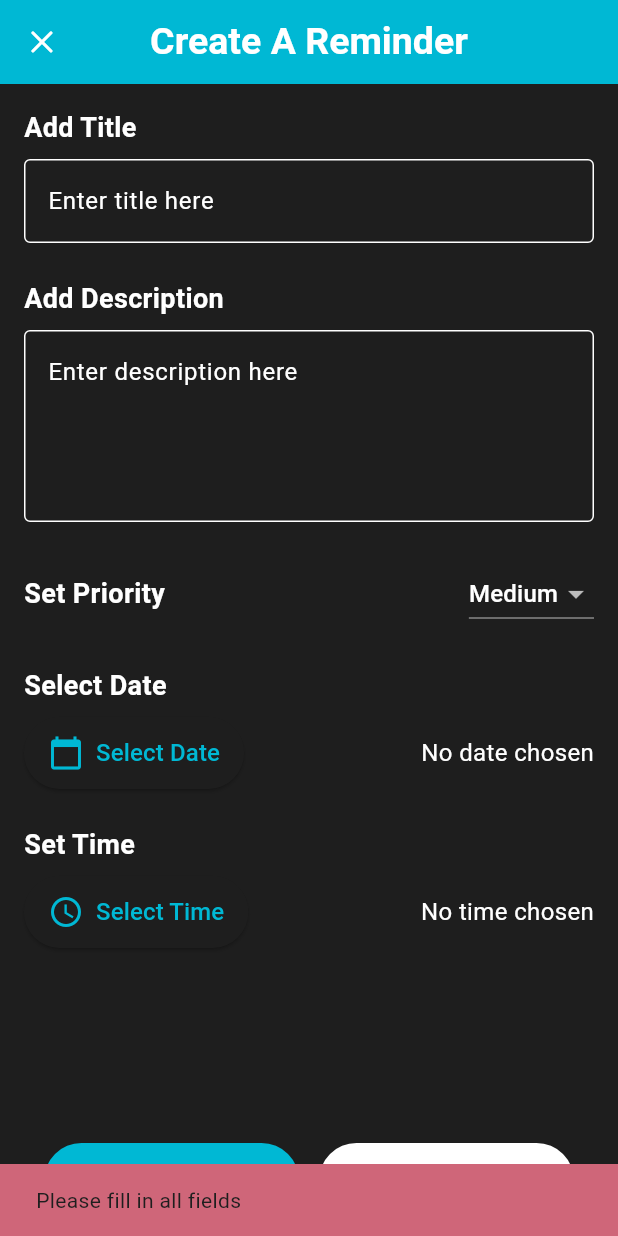
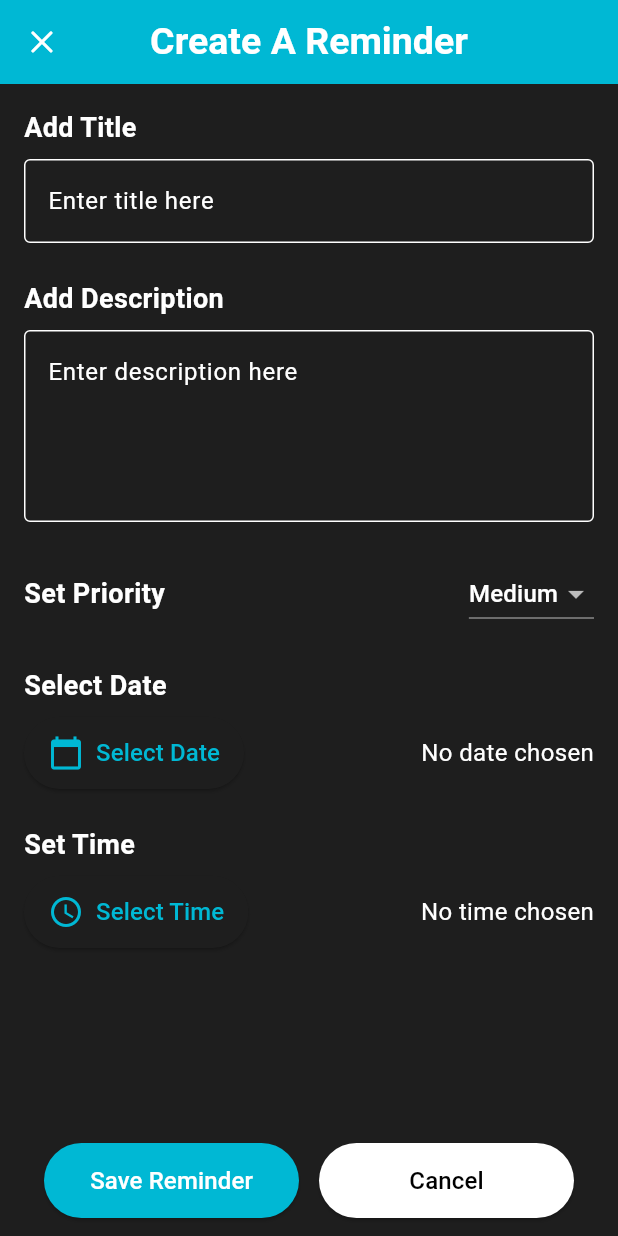
Before and after one commit to noobiethe13/ReminderApp, a Flutter app: the CreateReminderScreen screen opened directly, after a tap on "Save Reminder", on a phone screen of 412 x 824 dp. Run offline on Flutter 3.47's test engine with Material 3 defaults, Android fonts, the phone set to English and light mode, and no system bars; our stand-ins replace flutter_riverpod.

Commit message:
UI Updates for Reminder List Screen

```diff
--- a/lib/core/Navigator/app_navigator.dart
+++ b/lib/core/Navigator/app_navigator.dart
@@ -3,11 +3,11 @@ import 'package:reminder_app/features/reminderlist/ui/screens/reminderlist_scree
 import '../../features/createreminder/ui/screens/createreminder_screen.dart';
 
 class AppNavigator{
-  static navigateToCreateReminderScreen(BuildContext context) {
+  static void navigateToCreateReminderScreen(BuildContext context, {Map<String, dynamic>? prefillData}) {
     Navigator.push(
       context,
       MaterialPageRoute(
-        builder: (builder) => const CreateReminderScreen(),
+        builder: (context) => CreateReminderScreen(prefillData: prefillData),
       ),
     );
   }
--- a/lib/features/createreminder/ui/screens/createreminder_screen.dart
+++ b/lib/features/createreminder/ui/screens/createreminder_screen.dart
@@ -6,7 +6,9 @@ import 'package:intl/intl.dart';
 import '../../../../core/common/providers/global_providers.dart';
 
 class CreateReminderScreen extends ConsumerStatefulWidget {
-  const CreateReminderScreen({super.key});
+  final Map<String, dynamic>? prefillData;
+
+  const CreateReminderScreen({super.key, this.prefillData});
 
   @override
   _CreateReminderScreenState createState() => _CreateReminderScreenState();
@@ -19,18 +21,23 @@ class _CreateReminderScreenState extends ConsumerState<CreateReminderScreen> {
   DateTime? _selectedDate;
   TimeOfDay? _selectedTime;
 
+  @override
+  void initState() {
+    super.initState();
+    if (widget.prefillData != null) {
+      _titleController.text = widget.prefillData!['title'];
+      _descriptionController.text = widget.prefillData!['description'];
+      _selectedPriority = widget.prefillData!['priority'];
+      _selectedDate = widget.prefillData!['date'];
+      _selectedTime = widget.prefillData!['time'];
+    }
+  }
 
-  void _saveReminder(BuildContext context, bool isDark) {
+  void _saveReminder() {
     final title = _titleController.text;
     final description = _descriptionController.text;
     if (title.isEmpty || description.isEmpty || _selectedDate == null || _selectedTime == null) {
-      ScaffoldMessenger.of(context).showSnackBar(
-        SnackBar(
-          content: Text('Please fill in all fields'),
-          duration: Duration(seconds: 2),
-          backgroundColor: isDark ? Palette.darkColorScheme.error : Palette.lightColorScheme.error,
-        ),
-      );
+      // You can show an error message here if you want
       return;
     }
 
@@ -42,8 +49,16 @@ class _CreateReminderScreenState extends ConsumerState<CreateReminderScreen> {
       'time': _selectedTime,
     };
 
-    ref.read(remindersProvider.notifier).update((state) => [...state, newReminder]);
+    if (widget.prefillData != null) {
+      final reminders = ref.read(remindersProvider.notifier).state;
+      final index = reminders.indexOf(widget.prefillData!);
+      reminders[index] = newReminder;
+      ref.read(remindersProvider.notifier).state = List.from(reminders);
+    } else {
+      ref.read(remindersProvider.notifier).update((state) => [...state, newReminder]);
+    }
 
+    // Pop the screen after saving
     Navigator.pop(context);
   }
 
@@ -66,7 +81,7 @@ class _CreateReminderScreenState extends ConsumerState<CreateReminderScreen> {
           onPressed: () {
             Navigator.pop(context);
           },
-          icon: const Icon(
+          icon: Icon(
             CupertinoIcons.multiply,
             size: 25,
           ),
@@ -77,40 +92,40 @@ class _CreateReminderScreenState extends ConsumerState<CreateReminderScreen> {
         child: Column(
           crossAxisAlignment: CrossAxisAlignment.start,
           children: [
-            const Text(
+            Text(
               "Add Title",
               style: TextStyle(fontSize: 18, fontWeight: FontWeight.w600),
             ),
-            const SizedBox(height: 8),
+            SizedBox(height: 8),
             TextField(
               controller: _titleController,
-              decoration: const InputDecoration(
+              decoration: InputDecoration(
                 hintText: 'Enter title here',
                 border: OutlineInputBorder(),
               ),
             ),
-            const SizedBox(height: 24),
-            const Text(
+            SizedBox(height: 24),
+            Text(
               "Add Description",
               style: TextStyle(fontSize: 18, fontWeight: FontWeight.w600),
             ),
-            const SizedBox(height: 8),
+            SizedBox(height: 8),
             TextField(
               controller: _descriptionController,
               maxLines: 4,
-              decoration: const InputDecoration(
+              decoration: InputDecoration(
                 hintText: 'Enter description here',
                 border: OutlineInputBorder(),
               ),
             ),
-            const SizedBox(height: 24),
+            SizedBox(height: 24),
             Row(
               children: [
-                const Text(
+                Text(
                   "Set Priority",
                   style: TextStyle(fontSize: 18, fontWeight: FontWeight.w600),
                 ),
-                const Spacer(),
+                Spacer(),
                 DropdownButton<String>(
                   value: _selectedPriority,
                   onChanged: (String? newValue) {
@@ -128,17 +143,17 @@ class _CreateReminderScreenState extends ConsumerState<CreateReminderScreen> {
                 ),
               ],
             ),
-            const SizedBox(height: 24),
-            const Text(
+            SizedBox(height: 24),
+            Text(
               "Select Date",
               style: TextStyle(fontSize: 18, fontWeight: FontWeight.w600),
             ),
-            const SizedBox(height: 8),
+            SizedBox(height: 8),
             Row(
               children: [
                 ElevatedButton.icon(
-                  icon: const Icon(Icons.calendar_today, size: 24),
-                  label: const Text(
+                  icon: Icon(Icons.calendar_today, size: 24),
+                  label: Text(
                     "Select Date",
                     style: TextStyle(fontSize: 16),
                   ),
@@ -156,29 +171,29 @@ class _CreateReminderScreenState extends ConsumerState<CreateReminderScreen> {
                     }
                   },
                   style: ElevatedButton.styleFrom(
-                    padding: const EdgeInsets.symmetric(vertical: 12, horizontal: 16),
+                    padding: EdgeInsets.symmetric(vertical: 12, horizontal: 16),
                   ),
                 ),
-                const Spacer(),
+                Spacer(),
                 Text(
                   _selectedDate == null
                       ? 'No date chosen'
                       : DateFormat.yMMMd().format(_selectedDate!),
-                  style: const TextStyle(fontSize: 16),
+                  style: TextStyle(fontSize: 16),
                 ),
               ],
             ),
-            const SizedBox(height: 24),
-            const Text(
+            SizedBox(height: 24),
+            Text(
               "Set Time",
               style: TextStyle(fontSize: 18, fontWeight: FontWeight.w600),
             ),
-            const SizedBox(height: 8),
+            SizedBox(height: 8),
             Row(
               children: [
                 ElevatedButton.icon(
-                  icon: const Icon(Icons.access_time, size: 24),
-                  label: const Text(
+                  icon: Icon(Icons.access_time, size: 24),
+                  label: Text(
                     "Select Time",
                     style: TextStyle(fontSize: 16),
                   ),
@@ -194,19 +209,19 @@ class _CreateReminderScreenState extends ConsumerState<CreateReminderScreen> {
                     }
                   },
                   style: ElevatedButton.styleFrom(
-                    padding: const EdgeInsets.symmetric(vertical: 12, horizontal: 16),
+                    padding: EdgeInsets.symmetric(vertical: 12, horizontal: 16),
                   ),
                 ),
-                const Spacer(),
+                Spacer(),
                 Text(
                   _selectedTime == null
                       ? 'No time chosen'
                       : _selectedTime!.format(context),
-                  style: const TextStyle(fontSize: 16),
+                  style: TextStyle(fontSize: 16),
                 ),
               ],
             ),
-            const SizedBox(height: 130,),
+            SizedBox(height: 130),
             Row(
               mainAxisAlignment: MainAxisAlignment.spaceEvenly,
               children: [
@@ -214,20 +229,18 @@ class _CreateReminderScreenState extends ConsumerState<CreateReminderScreen> {
                   height: 50,
                   width: 170,
                   child: ElevatedButton(
-                    onPressed: () {
-                      _saveReminder(context, isDarkMode);
-                    },
-                    style: ElevatedButton.styleFrom(
-                      backgroundColor: isDarkMode
-                          ? Palette.darkColorScheme.primary
-                          : Palette.lightColorScheme.primary,
-                    ),
-                    child: const Text(
+                    onPressed: _saveReminder,
+                    child: Text(
                       "Save Reminder",
                       style: TextStyle(
                           color: Colors.white,
                           fontSize: 16,
                           fontWeight: FontWeight.w500),
+                    ),
+                    style: ElevatedButton.styleFrom(
+                      backgroundColor: isDarkMode
+                          ? Palette.darkColorScheme.primary
+                          : Palette.lightColorScheme.primary,
                     ),
                   ),
                 ),
@@ -238,15 +251,15 @@ class _CreateReminderScreenState extends ConsumerState<CreateReminderScreen> {
                     onPressed: () {
                       Navigator.pop(context);
                     },
-                    style: ElevatedButton.styleFrom(
-                      backgroundColor: Palette.lightColorScheme.onSecondary,
-                    ),
-                    child: const Text(
+                    child: Text(
                       "Cancel",
                       style: TextStyle(
                           color: Colors.black,
                           fontSize: 16,
                           fontWeight: FontWeight.w500),
+                    ),
+                    style: ElevatedButton.styleFrom(
+                      backgroundColor: Palette.lightColorScheme.onSecondary,
                     ),
                   ),
                 ),
--- a/lib/main.dart
+++ b/lib/main.dart
@@ -2,7 +2,6 @@ import 'package:flutter/material.dart';
 import 'package:flutter_riverpod/flutter_riverpod.dart';
 import 'package:reminder_app/core/common/theme/palette.dart';
 import 'package:reminder_app/features/reminderlist/ui/screens/reminderlist_screen.dart';
-
 import 'core/common/providers/global_providers.dart';
 
 
```
Also changed, not shown: lib/features/reminderlist/ui/screens/reminderlist_screen.dart (+110 -5 lines).
